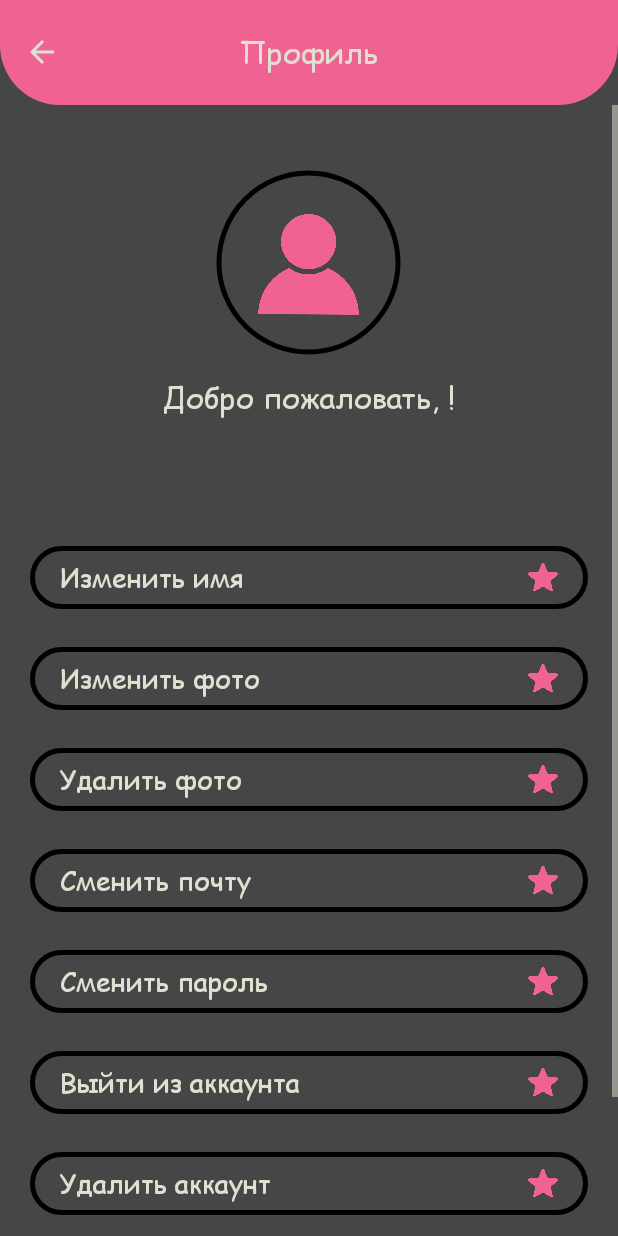
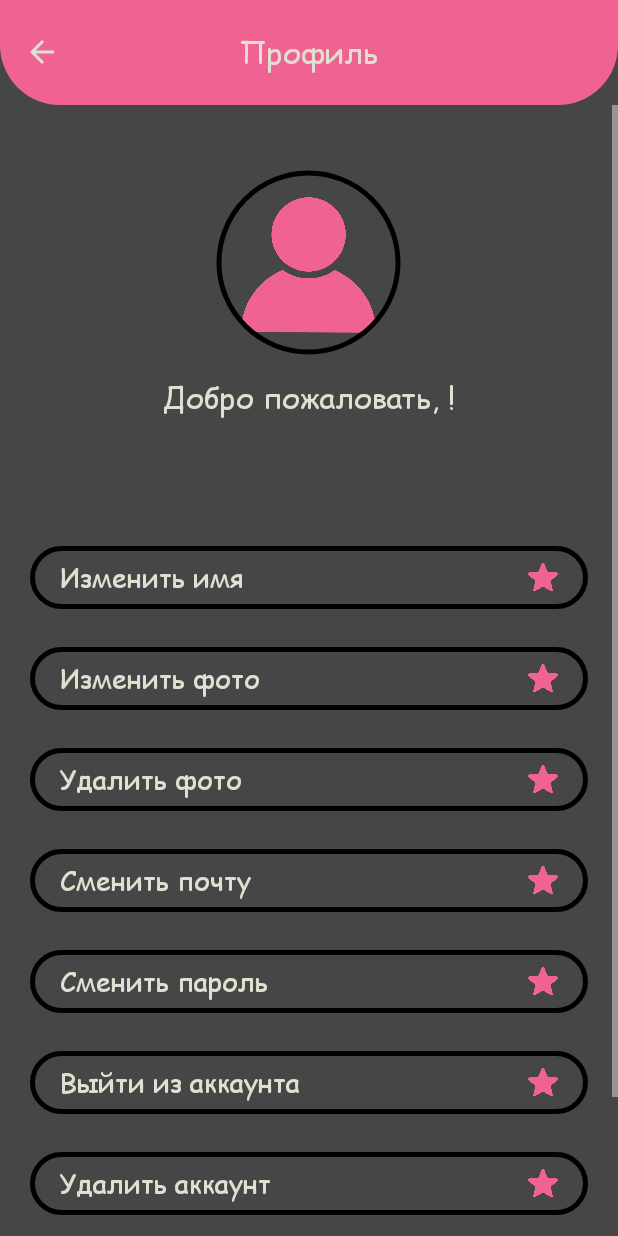
Before and after one commit to Ne-Mobu-u-Ne-ToNu/SadnessLearn, an Android app: the Profile screen opened directly, with no data from a screen before it, on a phone screen of 412 x 824 dp. Run offline under Robolectric (Android 15) with nearby library versions, the phone set to English and light mode, and no system bars; our stand-ins replace Firebase (no records; nobody signed in at launch, a user with empty details on screens opened directly); pictures from the network do not load.

```diff
--- a/app/src/main/res/layout/activity_profile.xml
+++ b/app/src/main/res/layout/activity_profile.xml
@@ -36,7 +36,6 @@
                     android:id="@+id/imw_profile_photo"
                     android:padding="5dp"
                     android:scaleType="fitXY"
-                    app:contentPadding="15dp"
                     app:shapeAppearanceOverlay="@style/roundedImageView"
                     app:strokeWidth="3dp"
                     app:strokeColor="@color/black"
```
